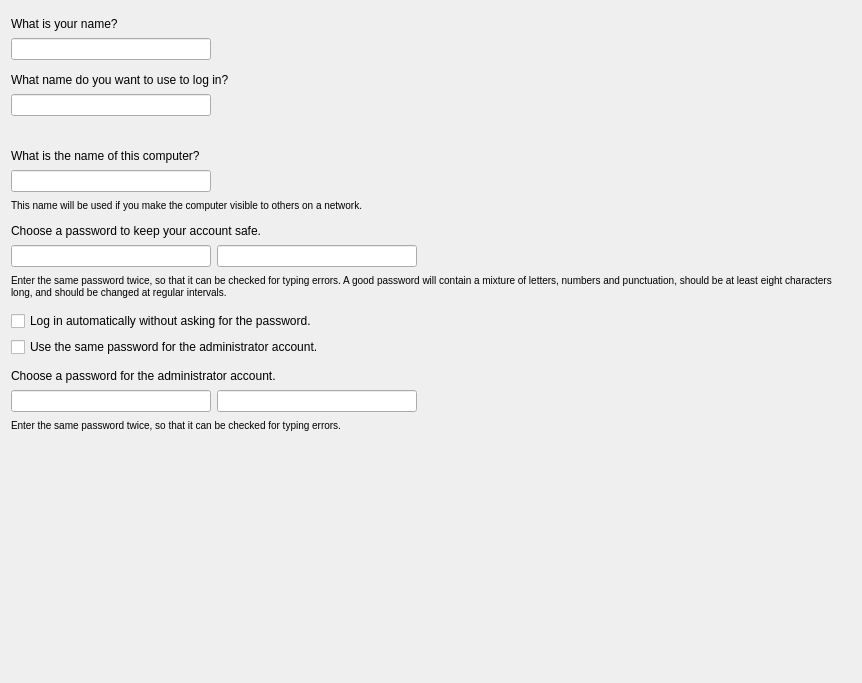
The window that src/modules/users/page_usersetup.ui (calamares/calamares) describes before a commit, drawn with Qt 5.
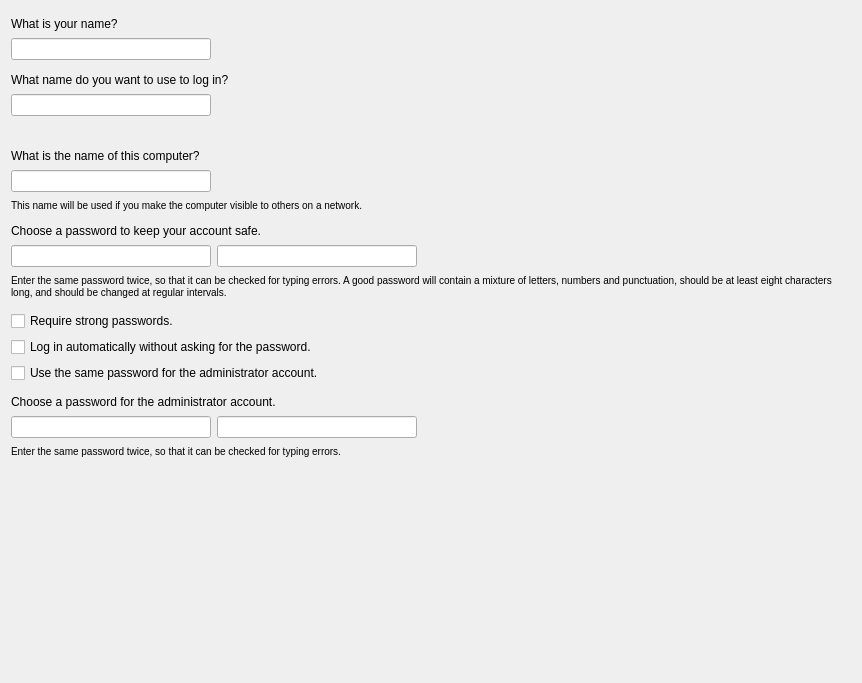
The same window after the commit.

Commit message: add checkbox to disable password validations

What changed in the file:
```diff
--- a/src/modules/users/page_usersetup.ui
+++ b/src/modules/users/page_usersetup.ui
@@ -460,6 +460,13 @@
      </property>
     </spacer>
    </item>
+   <item>
+    <widget class="QCheckBox" name="checkBoxValidatePassword">
+     <property name="text">
+      <string>Require strong passwords.</string>
+     </property>
+    </widget>
+   </item>
    <item>
     <widget class="QCheckBox" name="checkBoxAutoLogin">
      <property name="text">
```
The commit also changes 4 other files.
